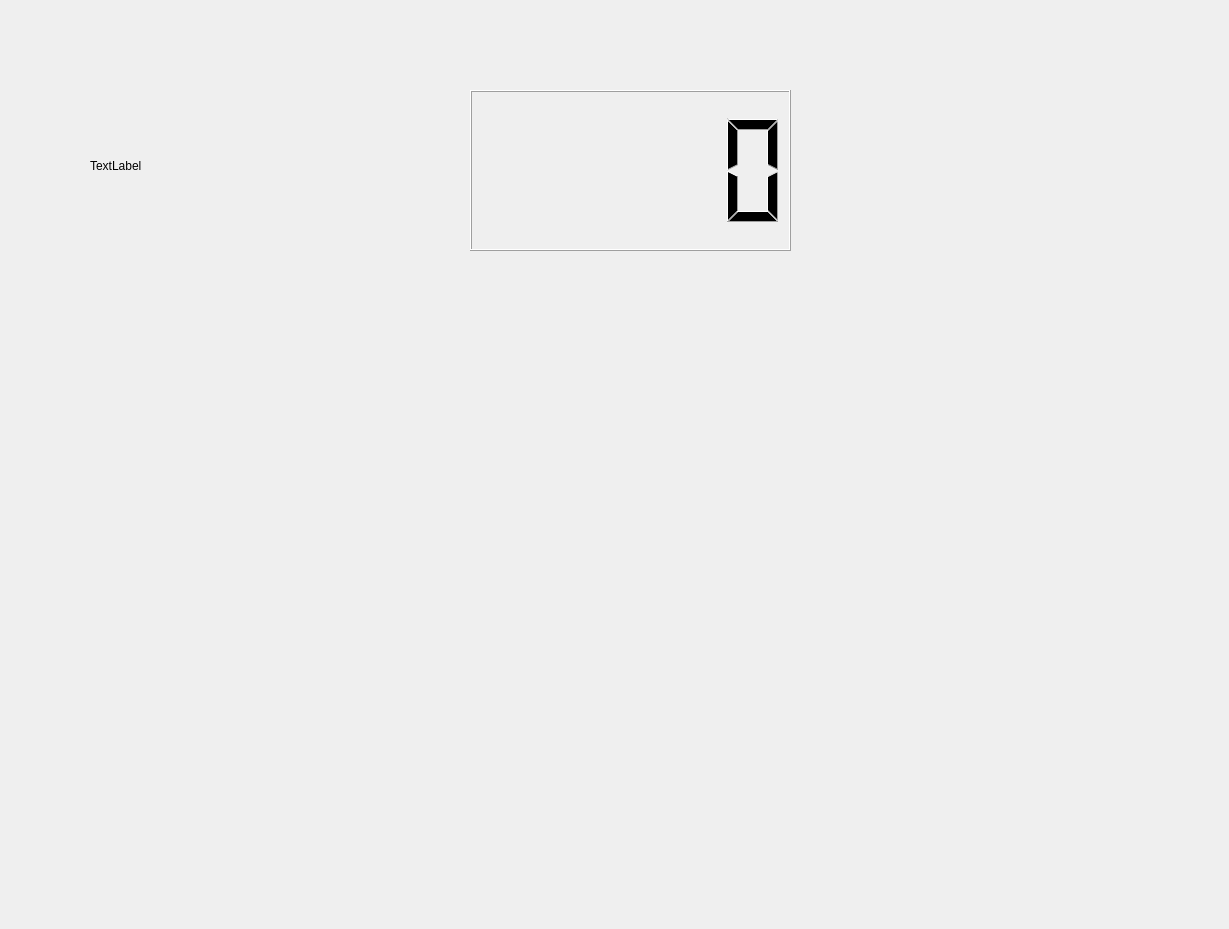
Old version of the form sapper.ui in the repository Mike-Wazovsky/Great-project-1-course.
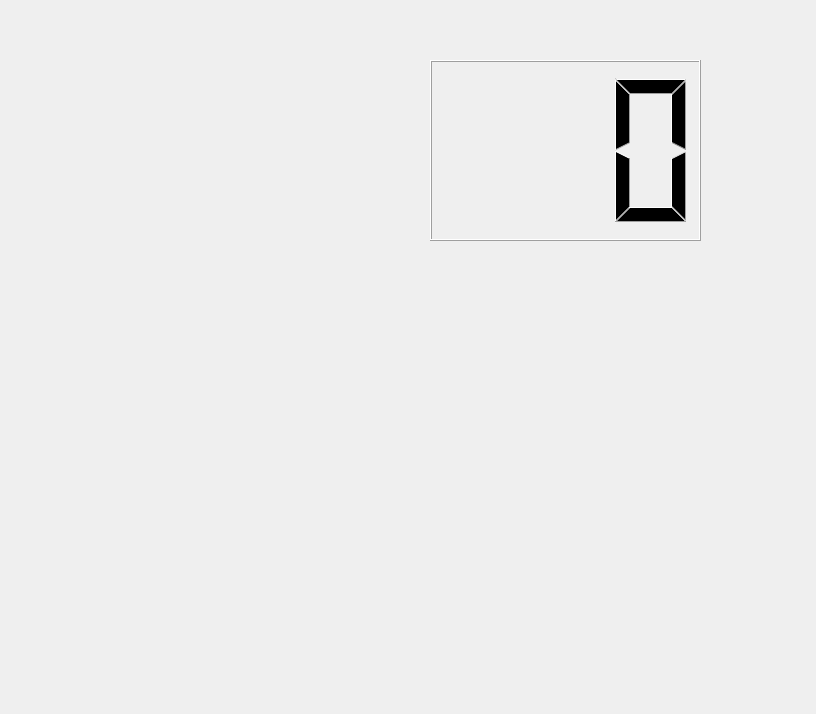
New version of the form. Icons and pictures are not drawn.

```diff
--- a/sapper.ui
+++ b/sapper.ui
@@ -6,8 +6,8 @@
    <rect>
     <x>0</x>
     <y>0</y>
-    <width>1229</width>
-    <height>929</height>
+    <width>816</width>
+    <height>714</height>
    </rect>
   </property>
   <property name="windowTitle">
@@ -16,8 +16,8 @@
   <widget class="QWidget" name="gridLayoutWidget">
    <property name="geometry">
     <rect>
-     <x>110</x>
-     <y>260</y>
+     <x>200</x>
+     <y>270</y>
      <width>621</width>
      <height>311</height>
     </rect>
@@ -27,24 +27,43 @@
   <widget class="QLabel" name="label">
    <property name="geometry">
     <rect>
-     <x>90</x>
-     <y>80</y>
+     <x>960</x>
+     <y>440</y>
      <width>541</width>
      <height>171</height>
     </rect>
    </property>
    <property name="text">
-    <string>TextLabel</string>
+    <string/>
    </property>
   </widget>
   <widget class="QLCDNumber" name="lcdNumber">
    <property name="geometry">
     <rect>
-     <x>470</x>
-     <y>90</y>
-     <width>321</width>
-     <height>161</height>
+     <x>430</x>
+     <y>60</y>
+     <width>271</width>
+     <height>181</height>
     </rect>
+   </property>
+   <property name="digitCount">
+    <number>3</number>
+   </property>
+  </widget>
+  <widget class="QLabel" name="label_2">
+   <property name="geometry">
+    <rect>
+     <x>100</x>
+     <y>50</y>
+     <width>241</width>
+     <height>191</height>
+    </rect>
+   </property>
+   <property name="text">
+    <string/>
+   </property>
+   <property name="pixmap">
+    <pixmap>../../Desktop/изображения для проекта/Без названия (1).jpg</pixmap>
    </property>
   </widget>
  </widget>
```
